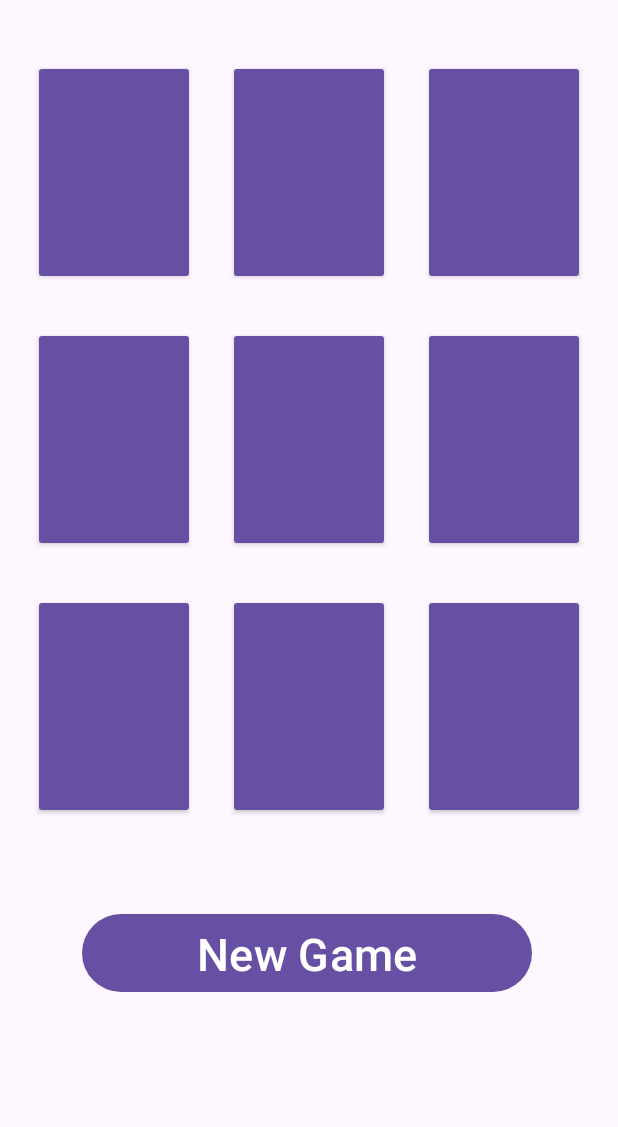
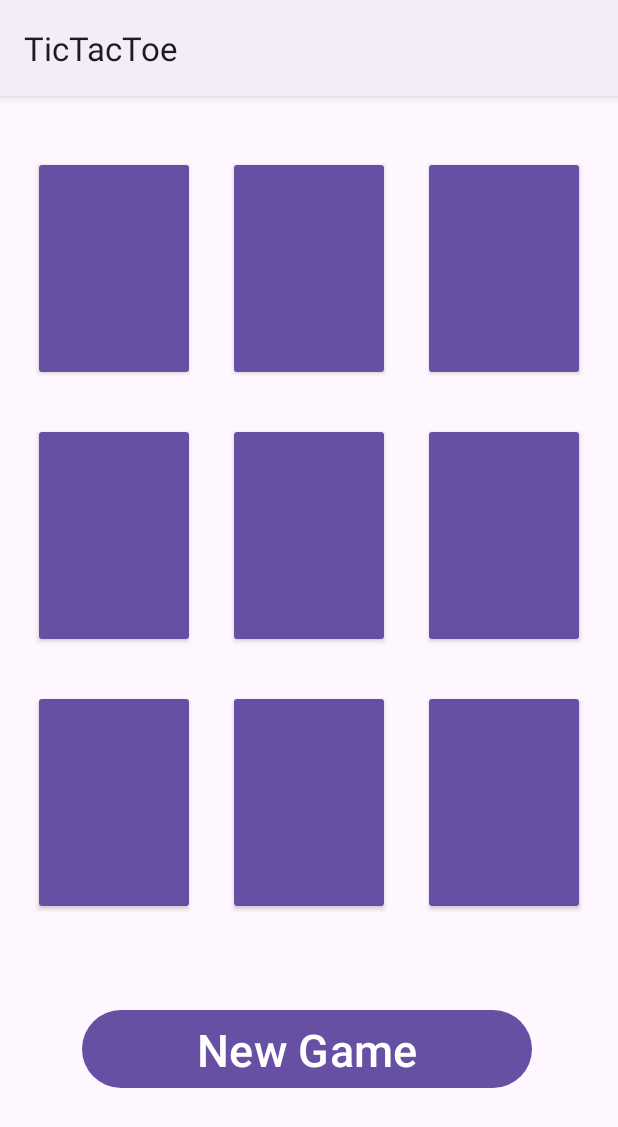
Before and after one commit to marysaray/TicTacToe, an Android app: the screen it shows after launch (MainActivity), on a phone screen of 412 x 824 dp. Shown: the top 1127 px of the screen. Run offline under Robolectric (Android 15) with nearby library versions, the phone set to English and light mode, and no system bars.

Commit message:
Changed action bar to be displayed

```diff
--- a/app/src/main/res/values/themes.xml
+++ b/app/src/main/res/values/themes.xml
@@ -1,6 +1,6 @@
 <resources xmlns:tools="http://schemas.android.com/tools">
     <!-- Base application theme. -->
-    <style name="Base.Theme.TicTacToe" parent="Theme.Material3.DayNight.NoActionBar">
+    <style name="Base.Theme.TicTacToe" parent="Theme.Material3.DayNight">
         <!-- Customize your light theme here. -->
         <!-- <item name="colorPrimary">@color/my_light_primary</item> -->
     </style>
```
